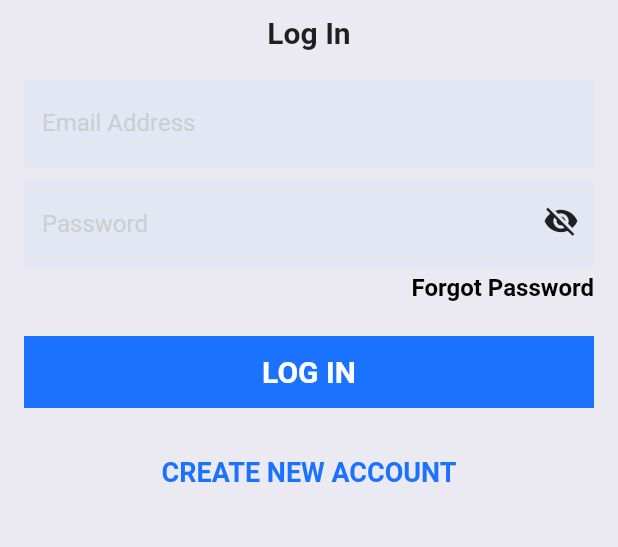
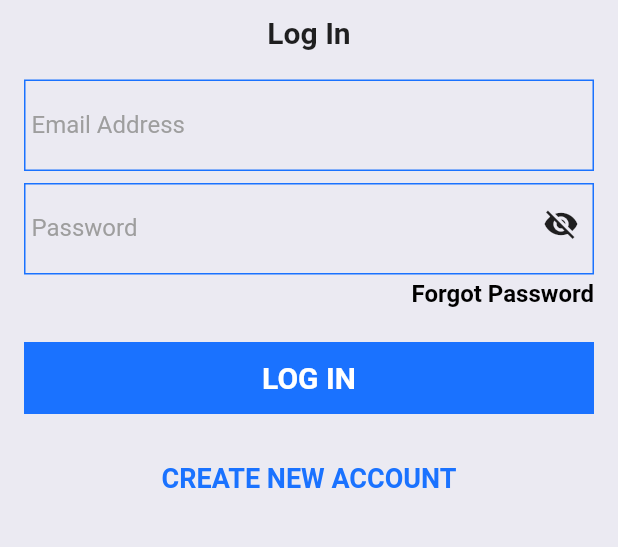
Before and after one commit to flutterdevzim/coursehub, a Flutter app: the screen it shows after launch, after a tap on "LOG IN", on a phone screen of 412 x 824 dp, the part 240-787 px from its top. Run offline on Flutter 3.47's test engine with Material 2 defaults, Android fonts, the phone set to English and light mode, and no system bars.

Commit message:
modified screens to add borders

```diff
--- a/lib/ui/account/forgot_password.dart
+++ b/lib/ui/account/forgot_password.dart
@@ -54,6 +54,15 @@ class _ForgotPasswordState extends State<ForgotPassword> {
                       children: <Widget>[
                         Padding(
                           padding: const EdgeInsets.symmetric(vertical: 4.0),
+                          child: Container(
+                            padding: EdgeInsets.symmetric(
+                              horizontal: 4.0,
+                            ),
+                            decoration: BoxDecoration(
+                              border: Border.all(
+                                color: textBorderColor,
+                              ),
+                            ),
                             child: TextFormField(
                               decoration: InputDecoration(
                                 labelText: "Email Address",
@@ -61,10 +70,9 @@ class _ForgotPasswordState extends State<ForgotPassword> {
                                 labelStyle: labelStyle,
                                 hintStyle: hintStyle,
                                 border: InputBorder.none,
-                              fillColor: coursehub_skyblue.withOpacity(0.1),
-                              filled: true,
                               ),
                               keyboardType: TextInputType.emailAddress,
+                            ),
                           ),
                         ),
                         Padding(
--- a/lib/ui/account/login.dart
+++ b/lib/ui/account/login.dart
@@ -56,6 +56,15 @@ class _LogInState extends State<LogIn> {
                       children: <Widget>[
                         Padding(
                           padding: const EdgeInsets.symmetric(vertical: 4.0),
+                          child: Container(
+                            padding: EdgeInsets.symmetric(
+                              horizontal: 4.0,
+                            ),
+                            decoration: BoxDecoration(
+                              border: Border.all(
+                                color: textBorderColor,
+                              ),
+                            ),
                             child: TextFormField(
                               decoration: InputDecoration(
                                 labelText: "Email Address",
@@ -63,10 +72,9 @@ class _LogInState extends State<LogIn> {
                                 labelStyle: labelStyle,
                                 hintStyle: hintStyle,
                                 border: InputBorder.none,
-                              fillColor: coursehub_skyblue.withOpacity(0.1),
-                              filled: true,
                               ),
                               keyboardType: TextInputType.emailAddress,
+                            ),
                           ),
                         ),
                         Padding(
@@ -78,18 +86,25 @@ class _LogInState extends State<LogIn> {
                             children: [
                               Stack(
                                 children: [
-                                  TextFormField(
+                                  Container(
+                                    padding: EdgeInsets.symmetric(
+                                      horizontal: 4.0,
+                                    ),
+                                    decoration: BoxDecoration(
+                                      border: Border.all(
+                                        color: textBorderColor,
+                                      ),
+                                    ),
+                                    child: TextFormField(
                                       decoration: InputDecoration(
                                         labelText: "Password",
                                         hintText: "Password Required",
                                         labelStyle: labelStyle,
                                         hintStyle: hintStyle,
                                         border: InputBorder.none,
-                                      fillColor:
-                                          coursehub_skyblue.withOpacity(0.1),
-                                      filled: true,
                                       ),
                                       obscureText: _password_visibility_hidden,
+                                    ),
                                   ),
                                   Positioned(
                                     right: 10,
--- a/lib/ui/account/new_account.dart
+++ b/lib/ui/account/new_account.dart
@@ -55,6 +55,15 @@ class _NewAccountState extends State<NewAccount> {
                       children: <Widget>[
                         Padding(
                           padding: const EdgeInsets.symmetric(vertical: 4.0),
+                          child: Container(
+                            padding: EdgeInsets.symmetric(
+                              horizontal: 4.0,
+                            ),
+                            decoration: BoxDecoration(
+                              border: Border.all(
+                                color: textBorderColor,
+                              ),
+                            ),
                             child: TextFormField(
                               decoration: InputDecoration(
                                 labelText: "Full Name",
@@ -62,14 +71,22 @@ class _NewAccountState extends State<NewAccount> {
                                 labelStyle: labelStyle,
                                 hintStyle: hintStyle,
                                 border: InputBorder.none,
-                              fillColor: coursehub_skyblue.withOpacity(0.1),
-                              filled: true,
                               ),
                               keyboardType: TextInputType.name,
                             ),
                           ),
+                        ),
                         Padding(
                           padding: const EdgeInsets.symmetric(vertical: 4.0),
+                          child: Container(
+                            padding: EdgeInsets.symmetric(
+                              horizontal: 4.0,
+                            ),
+                            decoration: BoxDecoration(
+                              border: Border.all(
+                                color: textBorderColor,
+                              ),
+                            ),
                             child: TextFormField(
                               decoration: InputDecoration(
                                 labelText: "Email Address",
@@ -77,14 +94,22 @@ class _NewAccountState extends State<NewAccount> {
                                 labelStyle: labelStyle,
                                 hintStyle: hintStyle,
                                 border: InputBorder.none,
-                              fillColor: coursehub_skyblue.withOpacity(0.1),
-                              filled: true,
                               ),
                               keyboardType: TextInputType.emailAddress,
                             ),
                           ),
+                        ),
                         Padding(
                           padding: const EdgeInsets.symmetric(vertical: 4.0),
+                          child: Container(
+                            padding: EdgeInsets.symmetric(
+                              horizontal: 4.0,
+                            ),
+                            decoration: BoxDecoration(
+                              border: Border.all(
+                                color: textBorderColor,
+                              ),
+                            ),
                             child: TextFormField(
                               decoration: InputDecoration(
                                 labelText: "Phone Number",
@@ -92,14 +117,22 @@ class _NewAccountState extends State<NewAccount> {
                                 labelStyle: labelStyle,
                                 hintStyle: hintStyle,
                                 border: InputBorder.none,
-                              fillColor: coursehub_skyblue.withOpacity(0.1),
-                              filled: true,
                               ),
                               keyboardType: TextInputType.phone,
                             ),
                           ),
+                        ),
                         Padding(
                           padding: const EdgeInsets.symmetric(vertical: 4.0),
+                          child: Container(
+                            padding: EdgeInsets.symmetric(
+                              horizontal: 4.0,
+                            ),
+                            decoration: BoxDecoration(
+                              border: Border.all(
+                                color: textBorderColor,
+                              ),
+                            ),
                             child: TextFormField(
                               decoration: InputDecoration(
                                 labelText: "Password",
@@ -107,10 +140,9 @@ class _NewAccountState extends State<NewAccount> {
                                 labelStyle: labelStyle,
                                 hintStyle: hintStyle,
                                 border: InputBorder.none,
-                              fillColor: coursehub_skyblue.withOpacity(0.1),
-                              filled: true,
                               ),
                               obscureText: true,
+                            ),
                           ),
                         ),
                         Padding(
--- a/lib/ui/account/static.dart
+++ b/lib/ui/account/static.dart
@@ -15,7 +15,7 @@ final coursehub_aquablue = Color(0xFF8EE7EB);
 final coursehub_grey = Color(0xFFCDCED0);
 
 final labelStyle = TextStyle(
-  color: coursehub_grey,
+  color: Colors.grey,
 );
 final hintStyle = TextStyle(
   color: Colors.black,
@@ -30,3 +30,5 @@ final blueTextStyle = TextStyle(
   fontWeight: FontWeight.bold,
   fontSize: 18,
 );
+
+final textBorderColor = coursehub_blue;
```
Lines whose indentation alone changed are shown as unchanged.
